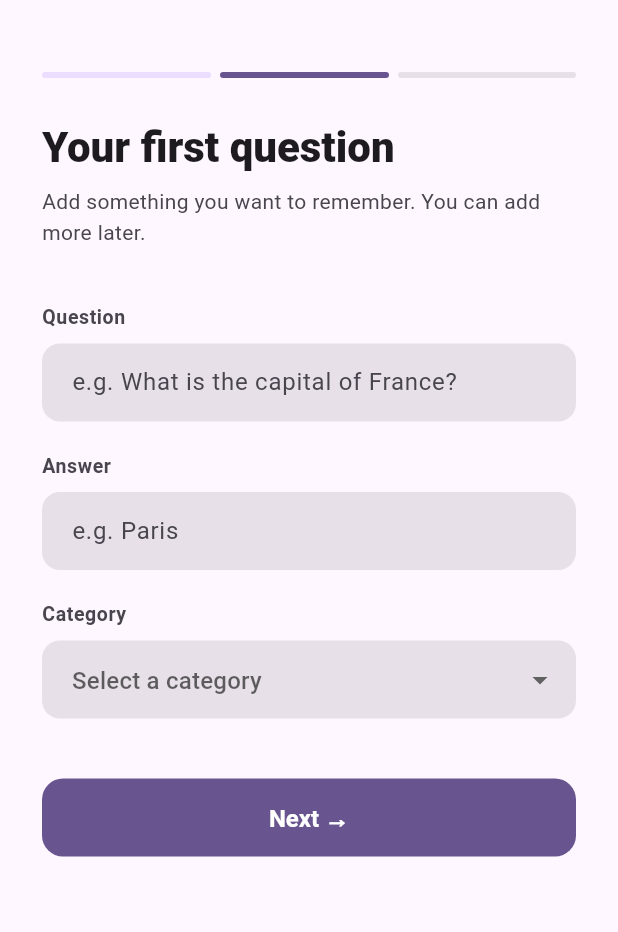
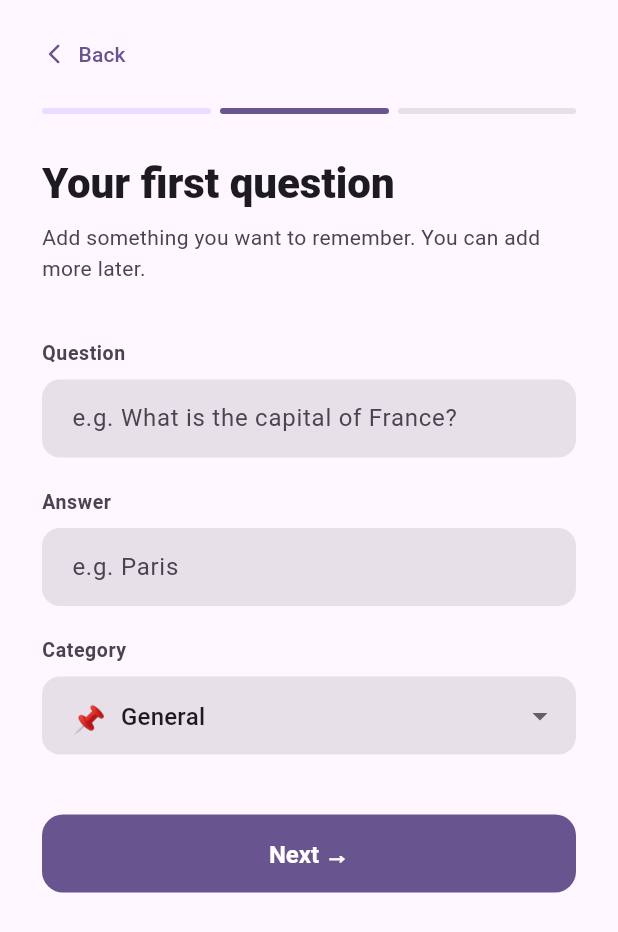
Before and after one commit to agustiarfalahi94/random-recall, a Flutter app: the screen it shows after launch, after a tap on "Get Started →", on a phone screen of 412 x 824 dp. Shown: the top 932 px of the screen. Run offline on Flutter 3.47's test engine with Material 3 defaults, Android fonts, the phone set to English and light mode, and no system bars; our stand-ins replace flutter_local_notifications, flutter_timezone, shared_preferences, sqflite, timezone; missing offline and left inert: app_settings; accounts and stored records are empty.

Commit message:
feat: onboarding back buttons, General pre-selected, daily as default
Back navigation (first_question_page.dart, notification_setup_page.dart,
onboarding_screen.dart):
- Add onBack callback to FirstQuestionPage and NotificationSetupPage
- Back button (← Back TextButton) added at top of both pages
- Page 2 back → page 1, page 3 back → page 2
- PageView keeps all pages alive so typed text and settings are preserved
  when navigating back and forward

Default category pre-selected (first_question_page.dart):
- Converted from FutureBuilder to stateful _loadCategories()
- After load, finds the General category and pre-selects it
- Falls back to first available category if General doesn't exist

Default active days changed to daily (notification_setup_page.dart):
- Was {1,2,3,4,5} (weekdays), now {1,2,3,4,5,6,7} (every day)

Co-Authored-By: Claude Sonnet 4.6 <noreply@anthropic.com>

```diff
--- a/lib/screens/onboarding/first_question_page.dart
+++ b/lib/screens/onboarding/first_question_page.dart
@@ -7,9 +7,14 @@ typedef OnFirstQuestionNext = void Function(
     String question, String answer, int categoryId);
 
 class FirstQuestionPage extends StatefulWidget {
-  const FirstQuestionPage({super.key, required this.onNext});
+  const FirstQuestionPage({
+    super.key,
+    required this.onNext,
+    required this.onBack,
+  });
 
   final OnFirstQuestionNext onNext;
+  final VoidCallback onBack;
 
   @override
   State<FirstQuestionPage> createState() => _FirstQuestionPageState();
@@ -20,12 +25,13 @@ class _FirstQuestionPageState extends State<FirstQuestionPage> {
   final _questionController = TextEditingController();
   final _answerController = TextEditingController();
   int? _selectedCategoryId;
-  late Future<List<Category>> _categoriesFuture;
+  List<Category> _categories = [];
+  bool _isLoadingCategories = true;
 
   @override
   void initState() {
     super.initState();
-    _categoriesFuture = DatabaseHelper.instance.getAllCategories();
+    _loadCategories();
   }
 
   @override
@@ -33,6 +39,17 @@ class _FirstQuestionPageState extends State<FirstQuestionPage> {
     _questionController.dispose();
     _answerController.dispose();
     super.dispose();
+  }
+
+  Future<void> _loadCategories() async {
+    final categories = await DatabaseHelper.instance.getAllCategories();
+    // Pre-select "General" so the user doesn't have to pick manually
+    final general = categories.where((c) => c.name == 'General').firstOrNull;
+    setState(() {
+      _categories = categories;
+      _selectedCategoryId = general?.id ?? (categories.isNotEmpty ? categories.first.id : null);
+      _isLoadingCategories = false;
+    });
   }
 
   void _submit() {
@@ -58,7 +75,20 @@ class _FirstQuestionPageState extends State<FirstQuestionPage> {
           child: Column(
             crossAxisAlignment: CrossAxisAlignment.start,
             children: [
-              const SizedBox(height: 48),
+              const SizedBox(height: 16),
+
+              // ── Back button ─────────────────────────────────────────────────
+              TextButton.icon(
+                onPressed: widget.onBack,
+                icon: const Icon(Icons.arrow_back_ios_rounded, size: 16),
+                label: const Text('Back'),
+                style: TextButton.styleFrom(
+                  padding: EdgeInsets.zero,
+                  visualDensity: VisualDensity.compact,
+                ),
+              ),
+
+              const SizedBox(height: 16),
               _StepIndicator(currentStep: 2, totalSteps: 3, colorScheme: colorScheme),
               const SizedBox(height: 28),
               Text(
@@ -77,6 +107,7 @@ class _FirstQuestionPageState extends State<FirstQuestionPage> {
                 ),
               ),
               const SizedBox(height: 36),
+
               _FieldLabel(label: 'Question', colorScheme: colorScheme),
               const SizedBox(height: 8),
               TextFormField(
@@ -94,6 +125,7 @@ class _FirstQuestionPageState extends State<FirstQuestionPage> {
                 },
               ),
               const SizedBox(height: 20),
+
               _FieldLabel(label: 'Answer', colorScheme: colorScheme),
               const SizedBox(height: 8),
               TextFormField(
@@ -108,13 +140,12 @@ class _FirstQuestionPageState extends State<FirstQuestionPage> {
                 },
               ),
               const SizedBox(height: 20),
+
               _FieldLabel(label: 'Category', colorScheme: colorScheme),
               const SizedBox(height: 8),
-              FutureBuilder<List<Category>>(
-                future: _categoriesFuture,
-                builder: (context, snapshot) {
-                  if (snapshot.connectionState == ConnectionState.waiting) {
-                    return Container(
+
+              if (_isLoadingCategories)
+                Container(
                   height: 52,
                   decoration: BoxDecoration(
                     color: colorScheme.surfaceContainerHighest,
@@ -127,28 +158,13 @@ class _FirstQuestionPageState extends State<FirstQuestionPage> {
                       child: CircularProgressIndicator(strokeWidth: 2),
                     ),
                   ),
-                    );
-                  }
-                  if (snapshot.hasError) {
-                    return Container(
-                      height: 52,
-                      decoration: BoxDecoration(
-                        color: colorScheme.errorContainer,
-                        borderRadius: BorderRadius.circular(12),
-                      ),
-                      alignment: Alignment.center,
-                      child: Text(
-                        'Failed to load categories',
-                        style: TextStyle(color: colorScheme.onErrorContainer),
-                      ),
-                    );
-                  }
-                  final categories = snapshot.data ?? [];
-                  return DropdownButtonFormField<int>(
+                )
+              else
+                DropdownButtonFormField<int>(
                   value: _selectedCategoryId,
                   decoration: const InputDecoration(hintText: 'Select a category'),
                   borderRadius: BorderRadius.circular(12),
-                    items: categories
+                  items: _categories
                       .map((cat) => DropdownMenuItem<int>(
                             value: cat.id,
                             child: Row(
@@ -165,9 +181,8 @@ class _FirstQuestionPageState extends State<FirstQuestionPage> {
                     if (value == null) return 'Please select a category';
                     return null;
                   },
-                  );
-                },
                 ),
+
               const SizedBox(height: 40),
               ElevatedButton(
                 onPressed: _submit,
--- a/lib/screens/onboarding/notification_setup_page.dart
+++ b/lib/screens/onboarding/notification_setup_page.dart
@@ -12,9 +12,14 @@ typedef OnNotificationSetupComplete = void Function({
 });
 
 class NotificationSetupPage extends StatefulWidget {
-  const NotificationSetupPage({super.key, required this.onComplete});
+  const NotificationSetupPage({
+    super.key,
+    required this.onComplete,
+    required this.onBack,
+  });
 
   final OnNotificationSetupComplete onComplete;
+  final VoidCallback onBack;
 
   @override
   State<NotificationSetupPage> createState() => _NotificationSetupPageState();
@@ -26,7 +31,7 @@ class _NotificationSetupPageState extends State<NotificationSetupPage>
   TimeOfDay _startTime = const TimeOfDay(hour: 8, minute: 0);
   TimeOfDay _endTime = const TimeOfDay(hour: 20, minute: 0);
   int _frequency = 3;
-  Set<int> _activeDays = {1, 2, 3, 4, 5};
+  Set<int> _activeDays = {1, 2, 3, 4, 5, 6, 7};
   bool _showPermissionError = false;
   bool _checkingPermission = false;
   bool _permPermanentlyDenied = false;
@@ -180,7 +185,20 @@ class _NotificationSetupPageState extends State<NotificationSetupPage>
         child: Column(
           crossAxisAlignment: CrossAxisAlignment.start,
           children: [
-            const SizedBox(height: 48),
+            const SizedBox(height: 16),
+
+            // ── Back button ───────────────────────────────────────────────────
+            TextButton.icon(
+              onPressed: widget.onBack,
+              icon: const Icon(Icons.arrow_back_ios_rounded, size: 16),
+              label: const Text('Back'),
+              style: TextButton.styleFrom(
+                padding: EdgeInsets.zero,
+                visualDensity: VisualDensity.compact,
+              ),
+            ),
+
+            const SizedBox(height: 16),
             _buildStepIndicator(colorScheme),
             const SizedBox(height: 28),
             Text(
--- a/lib/screens/onboarding/onboarding_screen.dart
+++ b/lib/screens/onboarding/onboarding_screen.dart
@@ -163,8 +163,12 @@ class _OnboardingScreenState extends State<OnboardingScreen> {
             physics: const NeverScrollableScrollPhysics(),
             children: [
               WelcomePage(onNext: () => _goToPage(1)),
-              FirstQuestionPage(onNext: _onFirstQuestionNext),
+              FirstQuestionPage(
+                onNext: _onFirstQuestionNext,
+                onBack: () => _goToPage(0),
+              ),
               NotificationSetupPage(
+                onBack: () => _goToPage(1),
                 onComplete: ({
                   required bool randomAnytime,
                   required int startHour,
```
Lines whose indentation alone changed are shown as unchanged.
